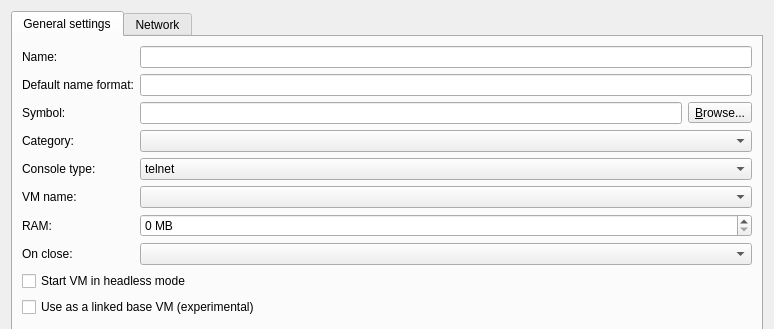
First picture: the form in gns3/modules/virtualbox/ui/virtualbox_vm_configuration_page.ui, repository GNS3/gns3-gui, before the edit; both pictures show x 0 to 774 and y 0 to 329 of the 774 by 684 pixel window.
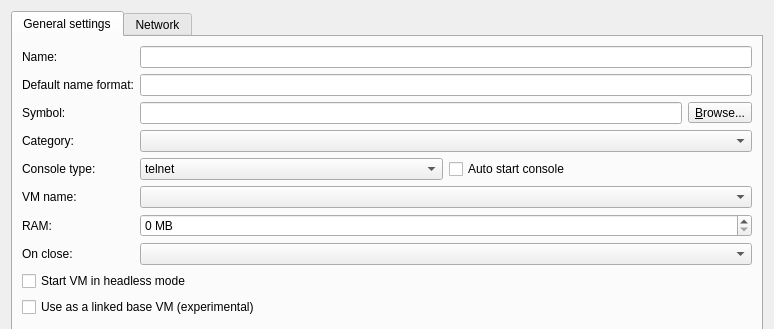
Second picture: the form after the edit.

Commit message: Support for console auto start. Fixes #1910

The edit to the form file:
```diff
--- a/gns3/modules/virtualbox/ui/virtualbox_vm_configuration_page.ui
+++ b/gns3/modules/virtualbox/ui/virtualbox_vm_configuration_page.ui
@@ -86,6 +86,8 @@
         </widget>
        </item>
        <item row="4" column="1">
+        <layout class="QHBoxLayout" name="horizontalLayout">
+         <item>
         <widget class="QComboBox" name="uiConsoleTypeComboBox">
          <item>
           <property name="text">
@@ -98,6 +100,15 @@
           </property>
          </item>
         </widget>
+         </item>
+         <item>
+          <widget class="QCheckBox" name="uiConsoleAutoStartCheckBox">
+           <property name="text">
+            <string>Auto start console</string>
+           </property>
+          </widget>
+         </item>
+        </layout>
        </item>
        <item row="5" column="0">
         <widget class="QLabel" name="uiVMListLabel">
```
Lines whose indentation alone changed are shown as unchanged. The commit also changes 42 other files.
